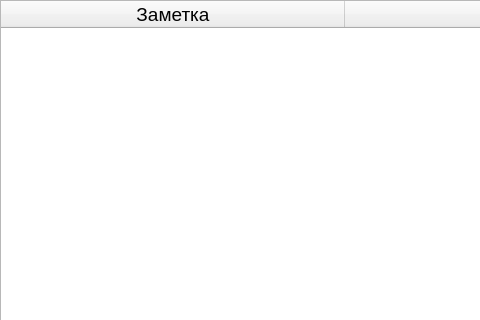
Before: the Qt Designer form Org/currentday.ui in Sanicul/Calendar, drawn with Qt 5; both pictures show x 0 to 480 and y 0 to 320 of the 710 by 490 pixel window.
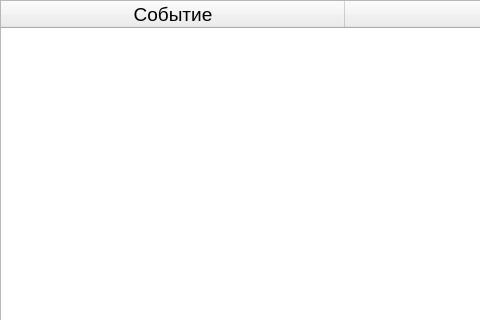
After: the same form once the commit is applied.

```diff
--- a/Org/currentday.ui
+++ b/Org/currentday.ui
@@ -57,7 +57,7 @@
     </attribute>
     <column>
      <property name="text">
-      <string>Заметка</string>
+      <string>Событие</string>
      </property>
     </column>
     <column>
```
Left out of the diff: 3 changed lines with no effect on the pictures.
